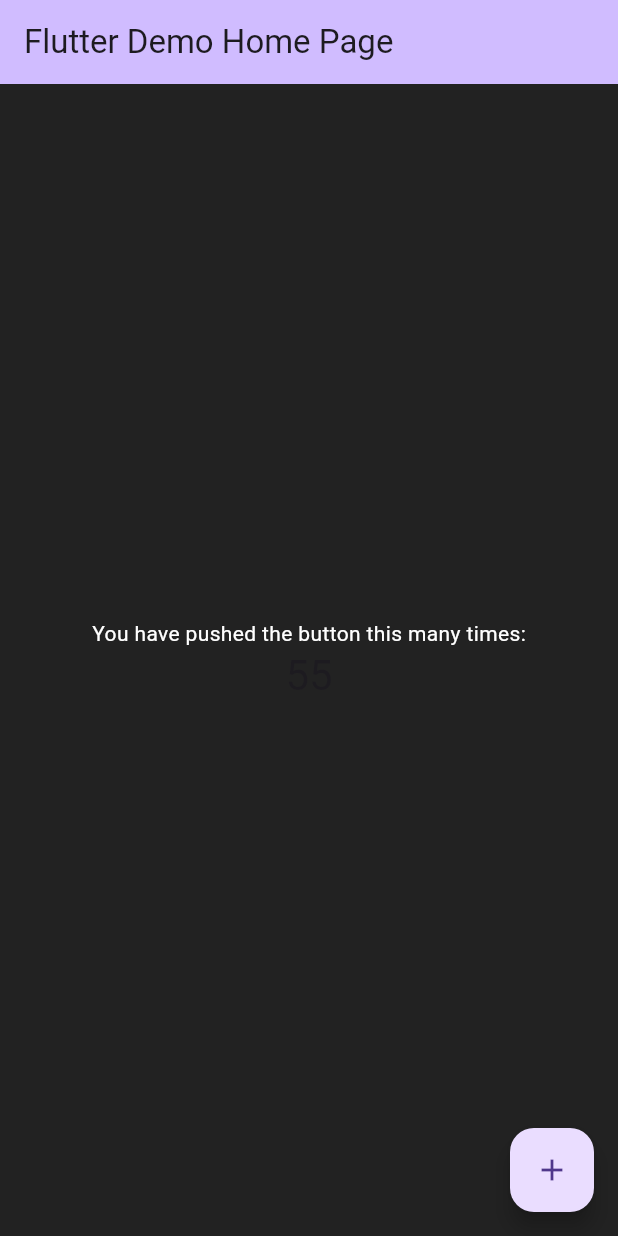
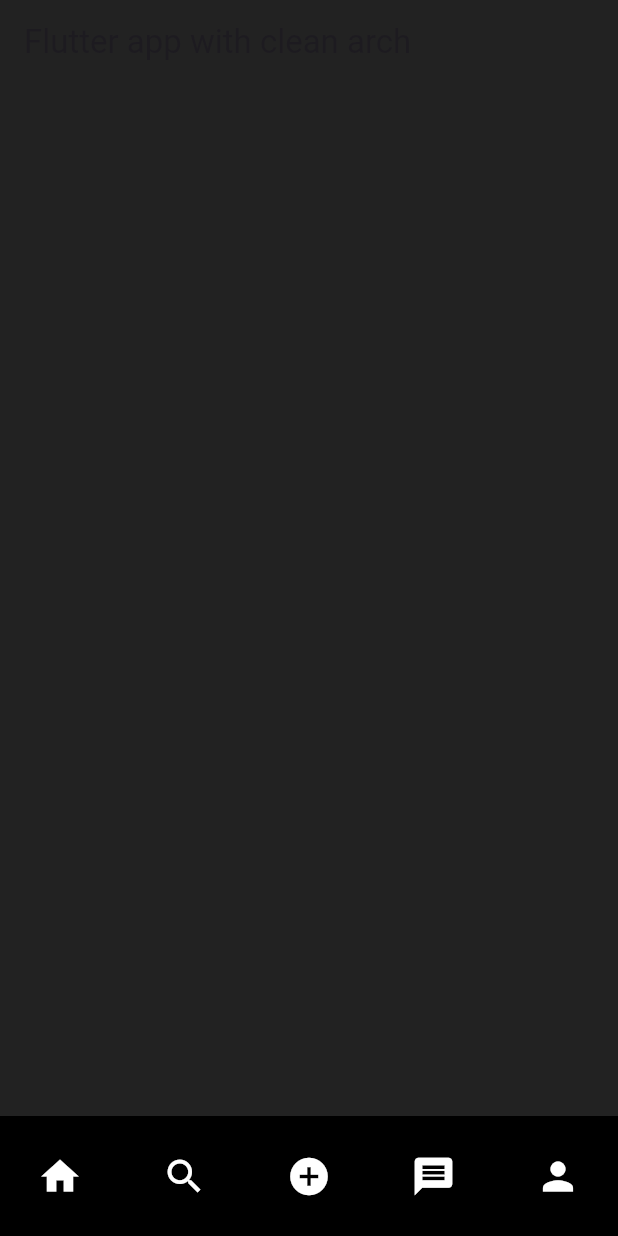
Before and after one commit to mahirAbdAlazimMokhtar/social_media_with_clean_arch, a Flutter app: the screen it shows after launch, on a phone screen of 412 x 824 dp. Run offline on Flutter 3.47's test engine with Material 3 defaults, Android fonts, the phone set to English and light mode, and no system bars; our stand-ins replace go_router.

Commit message:
add custom_nav bar

```diff
--- a/lib/main.dart
+++ b/lib/main.dart
@@ -1,108 +1,39 @@
+
+
+
 import 'package:flutter/material.dart';
 import 'package:insta/src/config/app_theme.dart';
+import 'package:insta/src/shared/presentation/widgets/widgets.dart';
 
-void main() {
-  runApp(const MyApp());
+
+void main(){
+  runApp(
+    const MyApp()
+  );
 }
-
 class MyApp extends StatelessWidget {
   const MyApp({super.key});
 
-  // This widget is the root of your application.
   @override
   Widget build(BuildContext context) {
     return MaterialApp(
       title: 'Flutter Demo',
       theme: CustomTheme().themeData(),
-      home: const MyHomePage(title: 'Flutter Demo Home Page'),
+      home: const HomeScreen(),
     );
   }
 }
 
-class MyHomePage extends StatefulWidget {
-  const MyHomePage({super.key, required this.title});
-
-  // This widget is the home page of your application. It is stateful, meaning
-  // that it has a State object (defined below) that contains fields that affect
-  // how it looks.
-
-  // This class is the configuration for the state. It holds the values (in this
-  // case the title) provided by the parent (in this case the App widget) and
-  // used by the build method of the State. Fields in a Widget subclass are
-  // always marked "final".
-
-  final String title;
-
-  @override
-  State<MyHomePage> createState() => _MyHomePageState();
-}
-
-class _MyHomePageState extends State<MyHomePage> {
-  int _counter = 55;
-
-  void _incrementCounter() {
-    setState(() {
-      // This call to setState tells the Flutter framework that something has
-      // changed in this State, which causes it to rerun the build method below
-      // so that the display can reflect the updated values. If we changed
-      // _counter without calling setState(), then the build method would not be
-      // called again, and so nothing would appear to happen.
-      _counter++;
-    });
-  }
+class HomeScreen extends StatelessWidget {
+  const HomeScreen({super.key});
 
   @override
   Widget build(BuildContext context) {
-    // This method is rerun every time setState is called, for instance as done
-    // by the _incrementCounter method above.
-    //
-    // The Flutter framework has been optimized to make rerunning build methods
-    // fast, so that you can just rebuild anything that needs updating rather
-    // than having to individually change instances of widgets.
     return Scaffold(
-      appBar: AppBar(
-        // TRY THIS: Try changing the color here to a specific color (to
-        // Colors.amber, perhaps?) and trigger a hot reload to see the AppBar
-        // change color while the other colors stay the same.
-        backgroundColor: Theme.of(context).colorScheme.inversePrimary,
-        // Here we take the value from the MyHomePage object that was created by
-        // the App.build method, and use it to set our appbar title.
-        title: Text(widget.title),
-      ),
-      body: Center(
-        // Center is a layout widget. It takes a single child and positions it
-        // in the middle of the parent.
-        child: Column(
-          // Column is also a layout widget. It takes a list of children and
-          // arranges them vertically. By default, it sizes itself to fit its
-          // children horizontally, and tries to be as tall as its parent.
-          //
-          // Column has various properties to control how it sizes itself and
-          // how it positions its children. Here we use mainAxisAlignment to
-          // center the children vertically; the main axis here is the vertical
-          // axis because Columns are vertical (the cross axis would be
-          // horizontal).
-          //
-          // TRY THIS: Invoke "debug painting" (choose the "Toggle Debug Paint"
-          // action in the IDE, or press "p" in the console), to see the
-          // wireframe for each widget.
-          mainAxisAlignment: MainAxisAlignment.center,
-          children: <Widget>[
-            const Text(
-              'You have pushed the button this many times:',
-            ),
-            Text(
-              '$_counter',
-              style: Theme.of(context).textTheme.headlineMedium,
-            ),
-          ],
-        ),
-      ),
-      floatingActionButton: FloatingActionButton(
-        onPressed: _incrementCounter,
-        tooltip: 'Increment',
-        child: const Icon(Icons.add),
-      ), // This trailing comma makes auto-formatting nicer for build methods.
+      appBar:AppBar(
+        title: const Text('Flutter app with clean arch'),
+      ) ,
+      bottomNavigationBar: const CustomNavBar(),
     );
   }
 }
--- /dev/null
+++ b/lib/src/shared/presentation/widgets/custom_nav_bar.dart
@@ -0,0 +1,45 @@
+import 'package:flutter/material.dart';
+
+class CustomNavBar extends StatelessWidget {
+  const CustomNavBar({super.key});
+
+  @override
+  Widget build(BuildContext context) {
+    return BottomAppBar(
+      notchMargin: 10,
+      color: Colors.black,
+      child: SizedBox(
+          height: 75,
+          child: Row(
+            mainAxisAlignment: MainAxisAlignment.spaceBetween,
+            children: [
+              IconButton(
+                onPressed: () {},
+                iconSize: 30,
+                icon: const Icon(Icons.home),
+              ),
+              IconButton(
+                onPressed: () {},
+                iconSize: 30,
+                icon: const Icon(Icons.search),
+              ),
+              IconButton(
+                onPressed: () {},
+                iconSize: 30,
+                icon: const Icon(Icons.add_circle),
+              ),
+              IconButton(
+                onPressed: () {},
+                iconSize: 30,
+                icon: const Icon(Icons.message),
+              ),
+              IconButton(
+                onPressed: () {},
+                iconSize: 30,
+                icon: const Icon(Icons.person),
+              ),
+            ],
+          )),
+    );
+  }
+}
--- /dev/null
+++ b/lib/src/shared/presentation/widgets/widgets.dart
@@ -0,0 +1 @@
+export 'custom_nav_bar.dart';
```
Also changed, not shown: lib/src/config/app_router.dart (+65 -0 lines), 1 other file.
